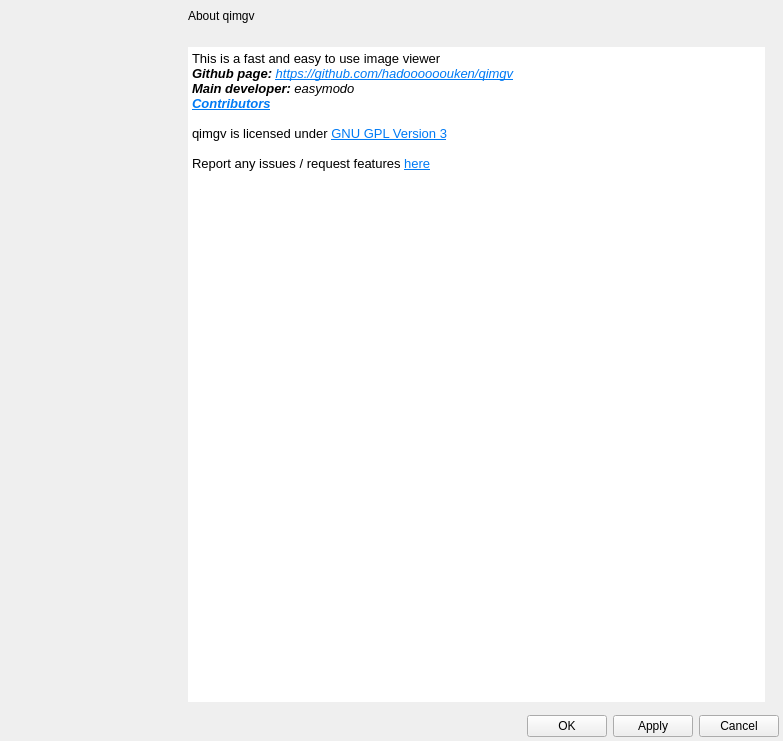
Old version of the form qimgv/gui/dialogs/settingsdialog.ui in the repository hadoooooouken/qimgv-plus.
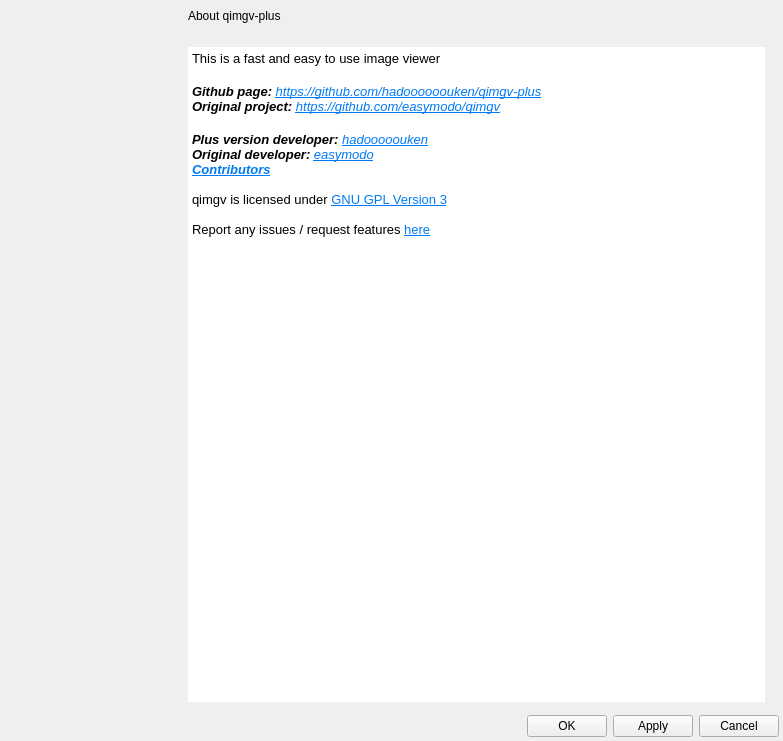
New version of the form. The open tabs and pages were chosen to show the change. Custom widgets are drawn as their Qt base class.

Commit message: About upd

Diff of the .ui file:
```diff
--- a/qimgv/gui/dialogs/settingsdialog.ui
+++ b/qimgv/gui/dialogs/settingsdialog.ui
@@ -4705,7 +4705,7 @@
                   <string notr="true">SHeaderText</string>
                  </property>
                  <property name="text">
-                  <string>About qimgv</string>
+                  <string>About qimgv-plus</string>
                  </property>
                 </widget>
                </item>
@@ -4764,13 +4764,17 @@
 li.checked::marker { content: &quot;\2612&quot;; }
 &lt;/style&gt;&lt;/head&gt;&lt;body style=&quot; font-family:'Noto Sans'; font-size:11pt; font-weight:400; font-style:normal;&quot;&gt;
 &lt;p style=&quot; margin-top:0px; margin-bottom:0px; margin-left:0px; margin-right:0px; -qt-block-indent:0; text-indent:0px;&quot;&gt;&lt;span style=&quot; font-family:'MS Shell Dlg 2'; font-size:10pt;&quot;&gt;This is a fast and easy to use image viewer&lt;/span&gt;&lt;/p&gt;
-&lt;p style=&quot; margin-top:0px; margin-bottom:0px; margin-left:0px; margin-right:0px; -qt-block-indent:0; text-indent:0px;&quot;&gt;&lt;span style=&quot; font-family:'MS Shell Dlg 2'; font-size:10pt; font-weight:600; font-style:italic;&quot;&gt;Github page:&lt;/span&gt;&lt;span style=&quot; font-family:'MS Shell Dlg 2'; font-size:10pt; font-style:italic;&quot;&gt; &lt;/span&gt;&lt;a href=&quot;https://github.com/hadoooooouken/qimgv&quot;&gt;&lt;span style=&quot; font-family:'MS Shell Dlg 2'; font-size:10pt; font-style:italic; text-decoration: underline; color:#007af4;&quot;&gt;https://github.com/hadoooooouken/qimgv&lt;/span&gt;&lt;/a&gt;&lt;/p&gt;
-&lt;p style=&quot; margin-top:0px; margin-bottom:0px; margin-left:0px; margin-right:0px; -qt-block-indent:0; text-indent:0px;&quot;&gt;&lt;span style=&quot; font-family:'MS Shell Dlg 2'; font-size:10pt; font-weight:600; font-style:italic;&quot;&gt;Main developer:&lt;/span&gt;&lt;span style=&quot; font-family:'MS Shell Dlg 2'; font-size:10pt; font-style:italic;&quot;&gt; easymodo&lt;/span&gt;&lt;/p&gt;
-&lt;p style=&quot; margin-top:0px; margin-bottom:0px; margin-left:0px; margin-right:0px; -qt-block-indent:0; text-indent:0px;&quot;&gt;&lt;a href=&quot;https://github.com/hadoooooouken/qimgv/graphs/contributors&quot;&gt;&lt;span style=&quot; font-family:'MS Shell Dlg 2'; font-size:10pt; font-weight:600; font-style:italic; text-decoration: underline; color:#007af4;&quot;&gt;Contributors&lt;/span&gt;&lt;/a&gt;&lt;/p&gt;
+&lt;p style=&quot;-qt-paragraph-type:empty; margin-top:0px; margin-bottom:0px; margin-left:0px; margin-right:0px; -qt-block-indent:0; text-indent:0px;&quot;&gt;&lt;br /&gt;&lt;/p&gt;
+&lt;p style=&quot; margin-top:0px; margin-bottom:0px; margin-left:0px; margin-right:0px; -qt-block-indent:0; text-indent:0px;&quot;&gt;&lt;span style=&quot; font-family:'MS Shell Dlg 2'; font-size:10pt; font-weight:600; font-style:italic;&quot;&gt;Github page:&lt;/span&gt;&lt;span style=&quot; font-family:'MS Shell Dlg 2'; font-size:10pt; font-style:italic;&quot;&gt; &lt;/span&gt;&lt;a href=&quot;https://github.com/hadoooooouken/qimgv-plus&quot;&gt;&lt;span style=&quot; font-family:'MS Shell Dlg 2'; font-size:10pt; font-style:italic; text-decoration: underline; color:#007af4;&quot;&gt;https://github.com/hadoooooouken/qimgv-plus&lt;/span&gt;&lt;/a&gt;&lt;/p&gt;
+&lt;p style=&quot; margin-top:0px; margin-bottom:0px; margin-left:0px; margin-right:0px; -qt-block-indent:0; text-indent:0px;&quot;&gt;&lt;span style=&quot; font-family:'MS Shell Dlg 2'; font-size:10pt; font-weight:600; font-style:italic;&quot;&gt;Original project:&lt;/span&gt;&lt;span style=&quot; font-family:'MS Shell Dlg 2'; font-size:10pt; font-style:italic;&quot;&gt; &lt;/span&gt;&lt;a href=&quot;https://github.com/easymodo/qimgv&quot;&gt;&lt;span style=&quot; font-family:'MS Shell Dlg 2'; font-size:10pt; font-style:italic; text-decoration: underline; color:#007af4;&quot;&gt;https://github.com/easymodo/qimgv&lt;/span&gt;&lt;/a&gt;&lt;/p&gt;
+&lt;p style=&quot;-qt-paragraph-type:empty; margin-top:0px; margin-bottom:0px; margin-left:0px; margin-right:0px; -qt-block-indent:0; text-indent:0px;&quot;&gt;&lt;br /&gt;&lt;/p&gt;
+&lt;p style=&quot; margin-top:0px; margin-bottom:0px; margin-left:0px; margin-right:0px; -qt-block-indent:0; text-indent:0px;&quot;&gt;&lt;span style=&quot; font-family:'MS Shell Dlg 2'; font-size:10pt; font-weight:600; font-style:italic;&quot;&gt;Plus version developer:&lt;/span&gt;&lt;span style=&quot; font-family:'MS Shell Dlg 2'; font-size:10pt; font-style:italic;&quot;&gt; &lt;/span&gt;&lt;a href=&quot;https://github.com/hadoooooouken&quot;&gt;&lt;span style=&quot; font-family:'MS Shell Dlg 2'; font-size:10pt; font-style:italic; text-decoration: underline; color:#007af4;&quot;&gt;hadooooouken&lt;/span&gt;&lt;/a&gt;&lt;/p&gt;
+&lt;p style=&quot; margin-top:0px; margin-bottom:0px; margin-left:0px; margin-right:0px; -qt-block-indent:0; text-indent:0px;&quot;&gt;&lt;span style=&quot; font-family:'MS Shell Dlg 2'; font-size:10pt; font-weight:600; font-style:italic;&quot;&gt;Original developer:&lt;/span&gt;&lt;span style=&quot; font-family:'MS Shell Dlg 2'; font-size:10pt; font-style:italic;&quot;&gt; &lt;/span&gt;&lt;a href=&quot;https://github.com/easymodo&quot;&gt;&lt;span style=&quot; font-family:'MS Shell Dlg 2'; font-size:10pt; font-style:italic; text-decoration: underline; color:#007af4;&quot;&gt;easymodo&lt;/span&gt;&lt;/a&gt;&lt;/p&gt;
+&lt;p style=&quot; margin-top:0px; margin-bottom:0px; margin-left:0px; margin-right:0px; -qt-block-indent:0; text-indent:0px;&quot;&gt;&lt;a href=&quot;https://github.com/hadoooooouken/qimgv-plus/graphs/contributors&quot;&gt;&lt;span style=&quot; font-family:'MS Shell Dlg 2'; font-size:10pt; font-weight:600; font-style:italic; text-decoration: underline; color:#007af4;&quot;&gt;Contributors&lt;/span&gt;&lt;/a&gt;&lt;/p&gt;
 &lt;p style=&quot;-qt-paragraph-type:empty; margin-top:0px; margin-bottom:0px; margin-left:0px; margin-right:0px; -qt-block-indent:0; text-indent:0px; font-family:'MS Shell Dlg 2'; font-size:10pt; font-weight:600; font-style:italic; text-decoration: underline; color:#007af4;&quot;&gt;&lt;br /&gt;&lt;/p&gt;
 &lt;p style=&quot; margin-top:0px; margin-bottom:0px; margin-left:0px; margin-right:0px; -qt-block-indent:0; text-indent:0px;&quot;&gt;&lt;span style=&quot; font-family:'MS Shell Dlg 2'; font-size:10pt;&quot;&gt;qimgv is licensed under &lt;/span&gt;&lt;a href=&quot;https://www.gnu.org/licenses/gpl-3.0.en.html&quot;&gt;&lt;span style=&quot; font-family:'Droid Sans'; font-size:10pt; text-decoration: underline; color:#007af4;&quot;&gt;GNU GPL Version 3&lt;/span&gt;&lt;/a&gt;&lt;/p&gt;
 &lt;p style=&quot;-qt-paragraph-type:empty; margin-top:0px; margin-bottom:0px; margin-left:0px; margin-right:0px; -qt-block-indent:0; text-indent:0px; font-family:'MS Shell Dlg 2'; font-size:10pt;&quot;&gt;&lt;br /&gt;&lt;/p&gt;
-&lt;p style=&quot; margin-top:0px; margin-bottom:0px; margin-left:0px; margin-right:0px; -qt-block-indent:0; text-indent:0px;&quot;&gt;&lt;span style=&quot; font-family:'MS Shell Dlg 2'; font-size:10pt;&quot;&gt;Report any issues / request features &lt;/span&gt;&lt;a href=&quot;https://github.com/hadoooooouken/qimgv/issues&quot;&gt;&lt;span style=&quot; font-family:'Droid Sans'; font-size:10pt; text-decoration: underline; color:#007af4;&quot;&gt;here&lt;/span&gt;&lt;/a&gt;&lt;/p&gt;&lt;/body&gt;&lt;/html&gt;</string>
+&lt;p style=&quot; margin-top:0px; margin-bottom:0px; margin-left:0px; margin-right:0px; -qt-block-indent:0; text-indent:0px;&quot;&gt;&lt;span style=&quot; font-family:'MS Shell Dlg 2'; font-size:10pt;&quot;&gt;Report any issues / request features &lt;/span&gt;&lt;a href=&quot;https://github.com/hadoooooouken/qimgv-plus/issues&quot;&gt;&lt;span style=&quot; font-family:'Droid Sans'; font-size:10pt; text-decoration: underline; color:#007af4;&quot;&gt;here&lt;/span&gt;&lt;/a&gt;&lt;/p&gt;&lt;/body&gt;&lt;/html&gt;</string>
                  </property>
                  <property name="acceptRichText">
                   <bool>true</bool>
```
